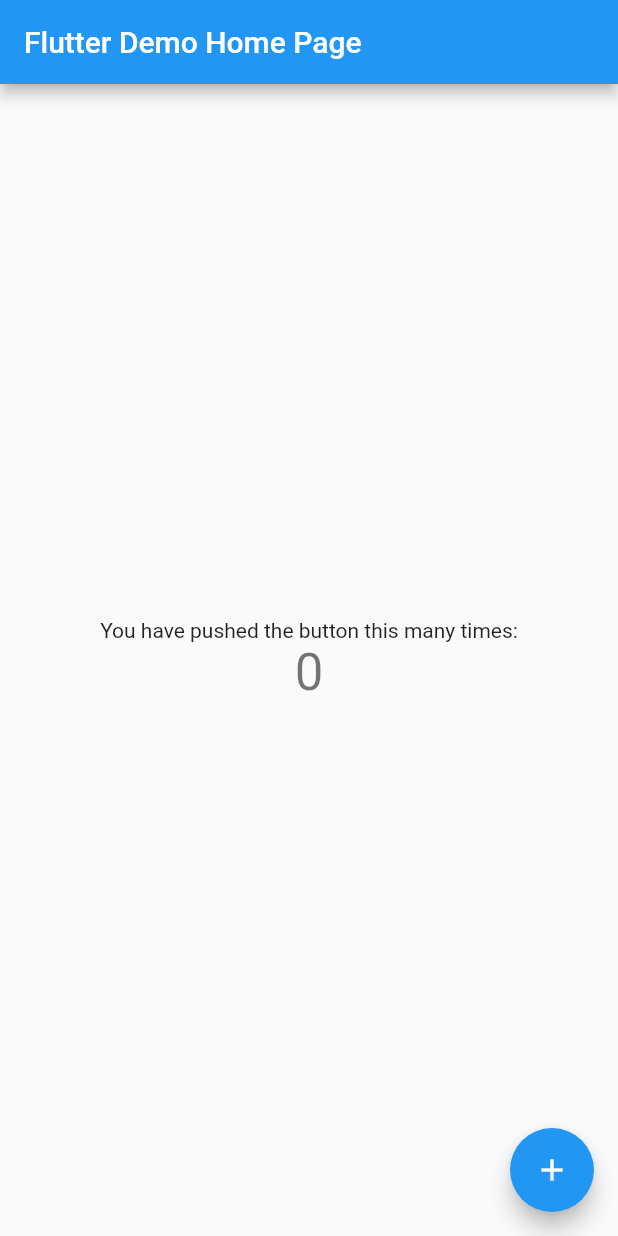
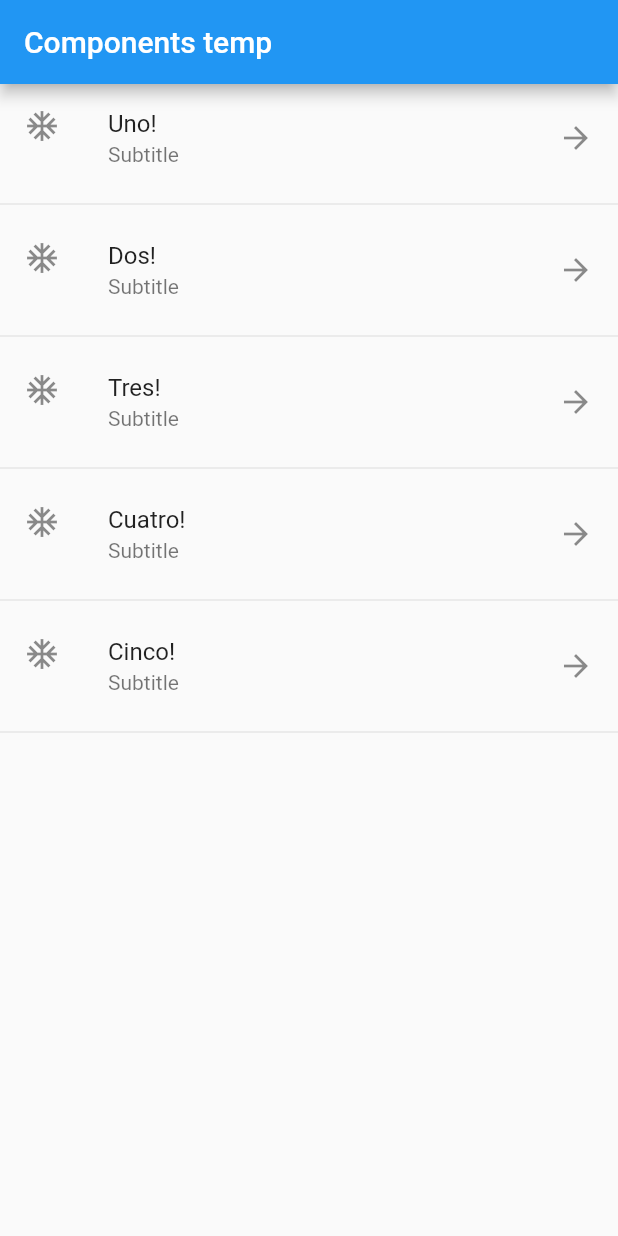
Before and after one commit to erp931117/FlutterComponents, a Flutter app: the screen it shows after launch, on a phone screen of 412 x 824 dp. Run offline on Flutter 3.47's test engine with Material 2 defaults, Android fonts, the light colour scheme and no system bars.

Commit message:
Add list view

```diff
--- a/lib/main.dart
+++ b/lib/main.dart
@@ -1,115 +1,17 @@
 import 'package:flutter/material.dart';
+import 'package:flutter_components_example/src/pages/home_temp.dart';
 
-void main() {
-  runApp(const MyApp());
-}
+void main() => runApp(MyApp());
 
 class MyApp extends StatelessWidget {
   const MyApp({super.key});
 
-  // This widget is the root of your application.
   @override
   Widget build(BuildContext context) {
     return MaterialApp(
-      title: 'Flutter Demo',
-      theme: ThemeData(
-        // This is the theme of your application.
-        //
-        // Try running your application with "flutter run". You'll see the
-        // application has a blue toolbar. Then, without quitting the app, try
-        // changing the primarySwatch below to Colors.green and then invoke
-        // "hot reload" (press "r" in the console where you ran "flutter run",
-        // or simply save your changes to "hot reload" in a Flutter IDE).
-        // Notice that the counter didn't reset back to zero; the application
-        // is not restarted.
-        primarySwatch: Colors.blue,
-      ),
-      home: const MyHomePage(title: 'Flutter Demo Home Page'),
+      debugShowCheckedModeBanner: false,
+      title: 'Material App',
+      home:  HomePageTemp(),
     );
   }
 }
-
-class MyHomePage extends StatefulWidget {
-  const MyHomePage({super.key, required this.title});
-
-  // This widget is the home page of your application. It is stateful, meaning
-  // that it has a State object (defined below) that contains fields that affect
-  // how it looks.
-
-  // This class is the configuration for the state. It holds the values (in this
-  // case the title) provided by the parent (in this case the App widget) and
-  // used by the build method of the State. Fields in a Widget subclass are
-  // always marked "final".
-
-  final String title;
-
-  @override
-  State<MyHomePage> createState() => _MyHomePageState();
-}
-
-class _MyHomePageState extends State<MyHomePage> {
-  int _counter = 0;
-
-  void _incrementCounter() {
-    setState(() {
-      // This call to setState tells the Flutter framework that something has
-      // changed in this State, which causes it to rerun the build method below
-      // so that the display can reflect the updated values. If we changed
-      // _counter without calling setState(), then the build method would not be
-      // called again, and so nothing would appear to happen.
-      _counter++;
-    });
-  }
-
-  @override
-  Widget build(BuildContext context) {
-    // This method is rerun every time setState is called, for instance as done
-    // by the _incrementCounter method above.
-    //
-    // The Flutter framework has been optimized to make rerunning build methods
-    // fast, so that you can just rebuild anything that needs updating rather
-    // than having to individually change instances of widgets.
-    return Scaffold(
-      appBar: AppBar(
-        // Here we take the value from the MyHomePage object that was created by
-        // the App.build method, and use it to set our appbar title.
-        title: Text(widget.title),
-      ),
-      body: Center(
-        // Center is a layout widget. It takes a single child and positions it
-        // in the middle of the parent.
-        child: Column(
-          // Column is also a layout widget. It takes a list of children and
-          // arranges them vertically. By default, it sizes itself to fit its
-          // children horizontally, and tries to be as tall as its parent.
-          //
-          // Invoke "debug painting" (press "p" in the console, choose the
-          // "Toggle Debug Paint" action from the Flutter Inspector in Android
-          // Studio, or the "Toggle Debug Paint" command in Visual Studio Code)
-          // to see the wireframe for each widget.
-          //
-          // Column has various properties to control how it sizes itself and
-          // how it positions its children. Here we use mainAxisAlignment to
-          // center the children vertically; the main axis here is the vertical
-          // axis because Columns are vertical (the cross axis would be
-          // horizontal).
-          mainAxisAlignment: MainAxisAlignment.center,
-          children: <Widget>[
-            const Text(
-              'You have pushed the button this many times:',
-            ),
-            Text(
-              '$_counter',
-              style: Theme.of(context).textTheme.headlineMedium,
-            ),
-          ],
-        ),
-      ),
-      floatingActionButton: FloatingActionButton(
-        onPressed: _incrementCounter,
-        tooltip: 'Increment',
-        child: const Icon(Icons.add),
-      ), // This trailing comma makes auto-formatting nicer for build methods.
-    );
-  }
-}
--- /dev/null
+++ b/lib/src/pages/home_temp.dart
@@ -0,0 +1,48 @@
+import 'package:flutter/material.dart';
+
+class HomePageTemp extends StatelessWidget {
+  HomePageTemp({Key? key}) : super(key: key);
+
+  final opciones = ['Uno','Dos','Tres','Cuatro','Cinco'];
+
+  @override
+  Widget build(BuildContext context) {
+    return Scaffold(
+      appBar: AppBar(
+        title: const Text("Components temp"),
+      ),
+      body: ListView(
+        children: _crearItemsCorto(),
+      ),
+    );
+  }
+
+  List<Widget> _crearItems(){
+    List<Widget> lista = <Widget>[];
+    for(var opt in opciones){
+      final tempWidget = ListTile(
+        title: Text(opt),
+      );
+      lista..add(tempWidget)
+           ..add(const Divider());
+    }
+    return lista;
+  }
+
+  List<Widget> _crearItemsCorto(){
+    return opciones.map((item){
+      return Column(
+        children: [
+          ListTile(
+            subtitle: Text("Subtitle"),
+            title: Text(item+'!'),
+            leading: const Icon(Icons.ac_unit_outlined),
+            trailing: Icon(Icons.arrow_forward),
+            onTap: (){},
+          ),
+          const Divider()
+        ],
+      );
+    }).toList();
+  }
+}
```
